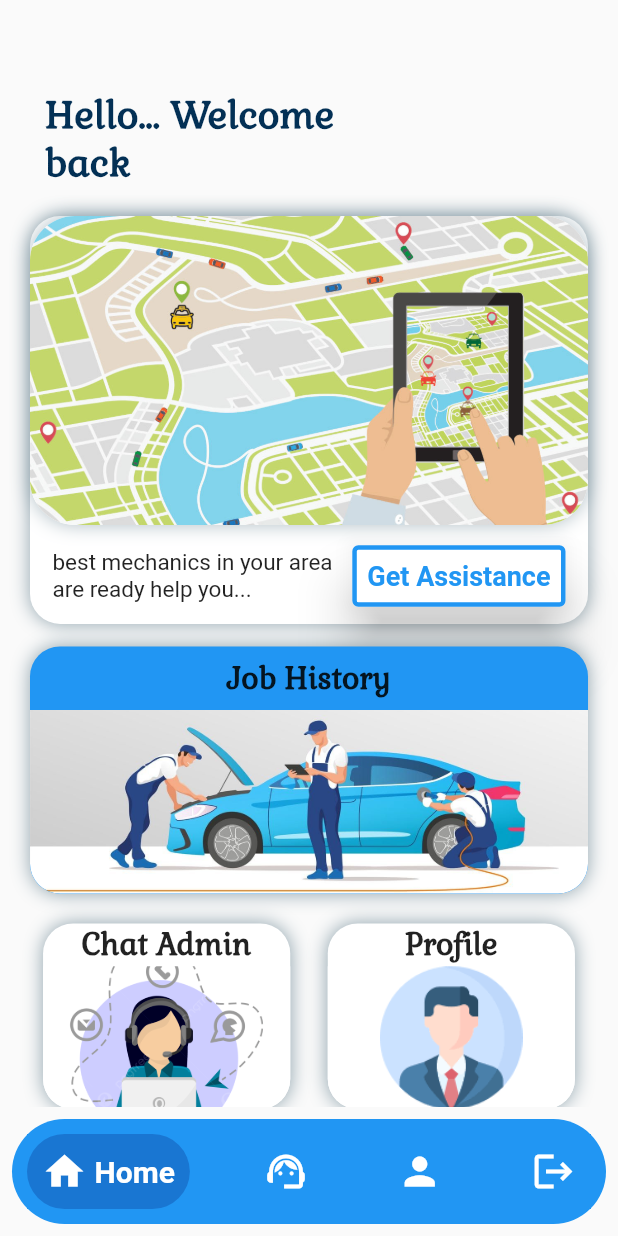
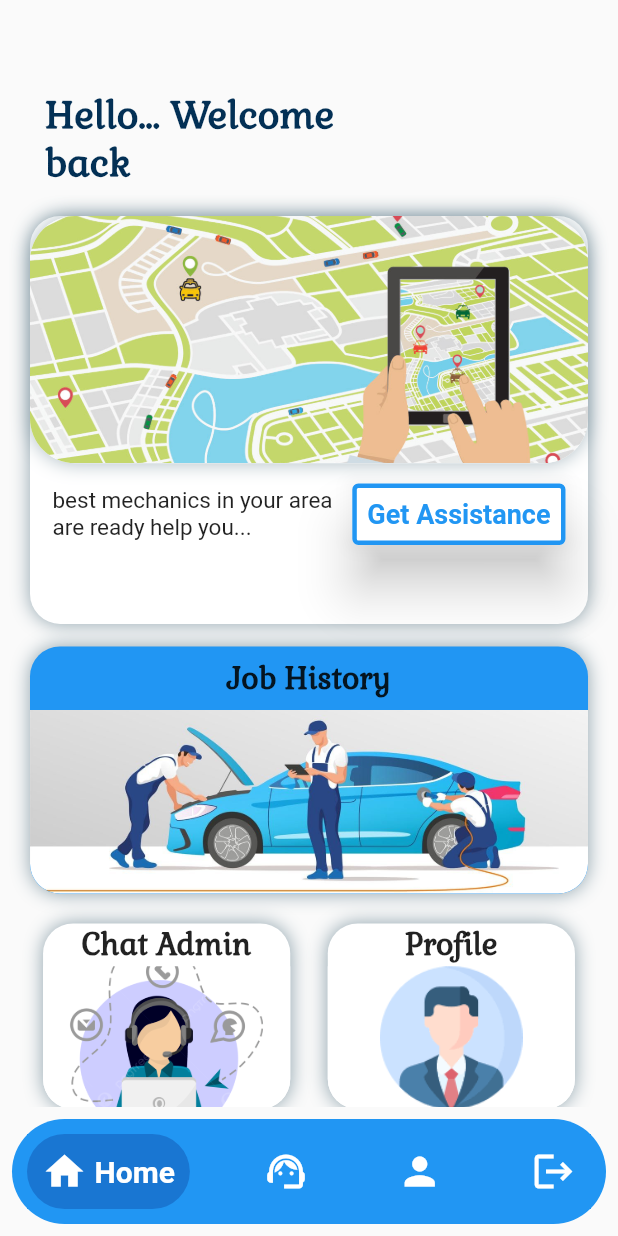
Before and after one commit to Nitz19/werkaniko-1, a Flutter app: the DriverHome screen opened by its route, on a phone screen of 412 x 824 dp. Run offline on Flutter 3.47's test engine with Material 2 defaults, Android fonts, the phone set to English and light mode, and no system bars; drawn by our look-alikes of google_nav_bar; our stand-ins replace cloud_firestore, firebase_auth, firebase_core, firebase_database, flutter_rating_bar, geolocator and 4 more; missing offline and left inert: flutter_polyline_points, flutter_stripe; accounts and stored records are empty.

Commit message:
fixed overflows

```diff
--- a/lib/src/driver_dashboard/driver_home.dart
+++ b/lib/src/driver_dashboard/driver_home.dart
@@ -407,7 +407,7 @@ class _DriverHomeState extends State<DriverHome> {
       child: Column(
         children: [
           Container(
-            height: size.height * 0.25,
+            height: size.height * 0.20,
             decoration: BoxDecoration(
               color: Colors.white,
               borderRadius: BorderRadius.circular(30),
--- a/lib/src/driver_dashboard/driver_profile.dart
+++ b/lib/src/driver_dashboard/driver_profile.dart
@@ -65,6 +65,7 @@ class _DriverProfileState extends State<DriverProfile> {
           ? Center(child: CircularProgressIndicator())
           : Padding(
               padding: const EdgeInsets.all(15),
+              child: SingleChildScrollView(
                 child: Column(
                   crossAxisAlignment: CrossAxisAlignment.stretch,
                   children: [
@@ -148,6 +149,7 @@ class _DriverProfileState extends State<DriverProfile> {
                   ],
                 ),
               ),
+            ),
     );
   }
 }
```
Lines whose indentation alone changed are shown as unchanged.
